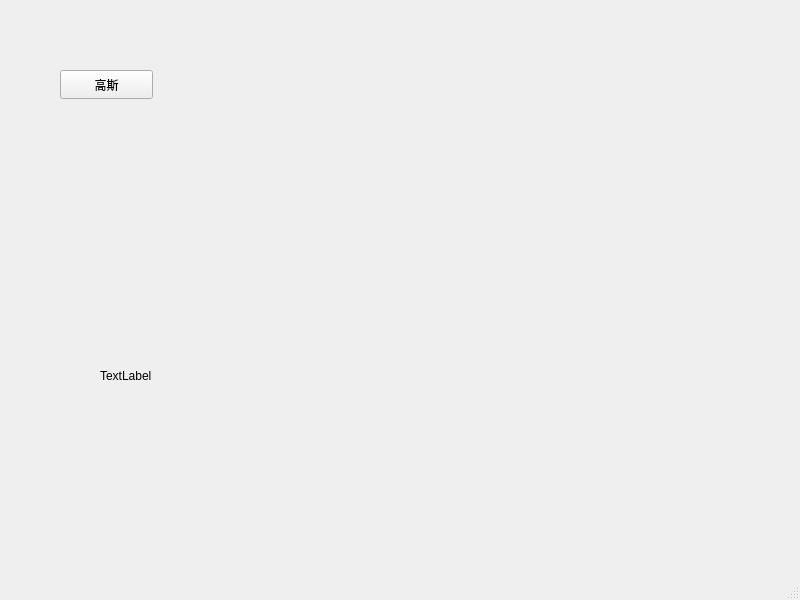
First picture: the form in mainwindow.ui, repository jachingooo/kittyzone-aQtImageProcessProject, before the edit.
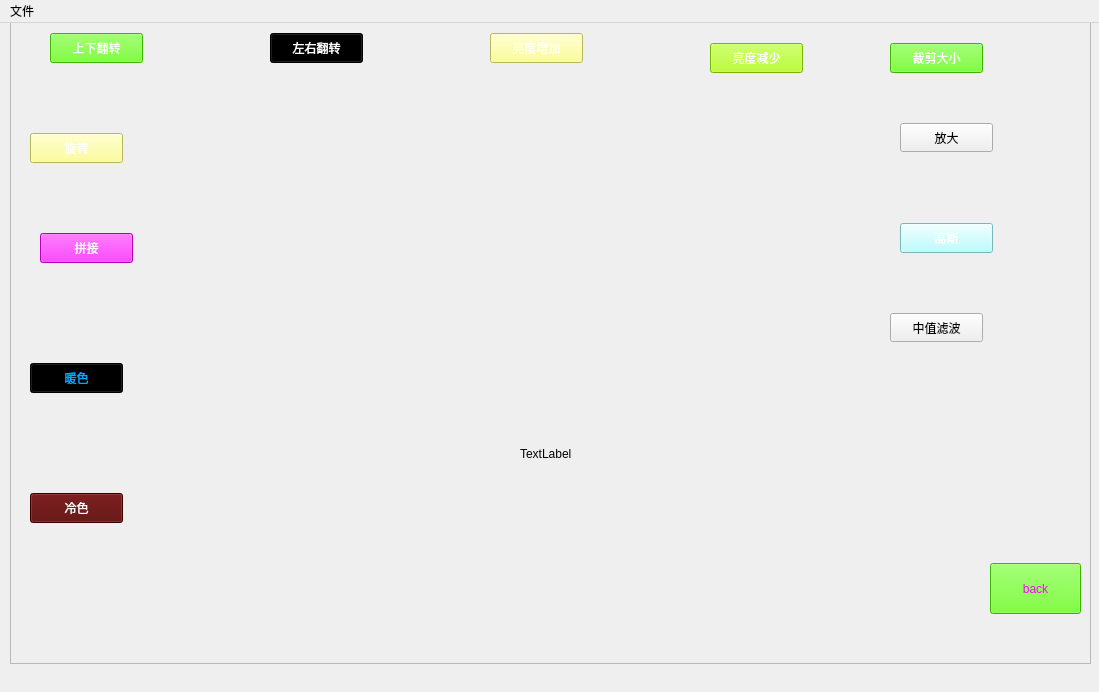
Second picture: the form after the edit. Icons and pictures are not drawn.

The edit to the form file:
```diff
--- a/mainwindow.ui
+++ b/mainwindow.ui
@@ -6,39 +6,342 @@
    <rect>
     <x>0</x>
     <y>0</y>
-    <width>800</width>
-    <height>600</height>
+    <width>1099</width>
+    <height>692</height>
    </rect>
   </property>
   <property name="windowTitle">
    <string>MainWindow</string>
   </property>
+  <property name="styleSheet">
+   <string notr="true">#MainWindow{
+	border-image: url(:/backgroud/image/d2768e4ea47d92877faddcbf67e94367.jpeg);
+}</string>
+  </property>
   <widget class="QWidget" name="centralwidget">
-   <widget class="QPushButton" name="button_guassion">
+   <widget class="QFrame" name="frame">
     <property name="geometry">
      <rect>
-      <x>60</x>
-      <y>70</y>
-      <width>93</width>
-      <height>29</height>
+      <x>10</x>
+      <y>-30</y>
+      <width>1081</width>
+      <height>671</height>
      </rect>
     </property>
-    <property name="text">
-     <string>高斯</string>
+    <property name="styleSheet">
+     <string notr="true">background-image: url(:/1.jpg);</string>
     </property>
-   </widget>
-   <widget class="QLabel" name="label">
-    <property name="geometry">
-     <rect>
-      <x>100</x>
-      <y>220</y>
-      <width>591</width>
-      <height>311</height>
-     </rect>
+    <property name="frameShape">
+     <enum>QFrame::StyledPanel</enum>
     </property>
-    <property name="text">
-     <string>TextLabel</string>
+    <property name="frameShadow">
+     <enum>QFrame::Raised</enum>
     </property>
+    <widget class="QLabel" name="label">
+     <property name="geometry">
+      <rect>
+       <x>170</x>
+       <y>280</y>
+       <width>351</width>
+       <height>351</height>
+      </rect>
+     </property>
+     <property name="styleSheet">
+      <string notr="true">background-image: url(:/backgroud/image/15.png);</string>
+     </property>
+     <property name="text">
+      <string/>
+     </property>
+    </widget>
+    <widget class="QPushButton" name="button_back">
+     <property name="geometry">
+      <rect>
+       <x>980</x>
+       <y>570</y>
+       <width>91</width>
+       <height>51</height>
+      </rect>
+     </property>
+     <property name="styleSheet">
+      <string notr="true">background-color: rgb(85, 255, 0);
+color: rgb(255,0, 255);</string>
+     </property>
+     <property name="text">
+      <string>back</string>
+     </property>
+    </widget>
+    <widget class="QPushButton" name="button_lightup">
+     <property name="geometry">
+      <rect>
+       <x>480</x>
+       <y>40</y>
+       <width>93</width>
+       <height>30</height>
+      </rect>
+     </property>
+     <property name="minimumSize">
+      <size>
+       <width>0</width>
+       <height>30</height>
+      </size>
+     </property>
+     <property name="styleSheet">
+      <string notr="true">background-color: rgb(255,255, 127);
+color: rgb(255, 255, 255);</string>
+     </property>
+     <property name="text">
+      <string>亮度增加</string>
+     </property>
+    </widget>
+    <widget class="QPushButton" name="button_guassion">
+     <property name="geometry">
+      <rect>
+       <x>890</x>
+       <y>230</y>
+       <width>93</width>
+       <height>30</height>
+      </rect>
+     </property>
+     <property name="minimumSize">
+      <size>
+       <width>0</width>
+       <height>30</height>
+      </size>
+     </property>
+     <property name="styleSheet">
+      <string notr="true">background-color: rgb(170, 255, 255);
+color: rgb(255, 255, 255);</string>
+     </property>
+     <property name="text">
+      <string>高斯</string>
+     </property>
+    </widget>
+    <widget class="QPushButton" name="button_flipupdown">
+     <property name="geometry">
+      <rect>
+       <x>40</x>
+       <y>40</y>
+       <width>93</width>
+       <height>30</height>
+      </rect>
+     </property>
+     <property name="minimumSize">
+      <size>
+       <width>0</width>
+       <height>30</height>
+      </size>
+     </property>
+     <property name="styleSheet">
+      <string notr="true">background-color: rgb(85, 255, 0);
+color: rgb(255, 255, 255);</string>
+     </property>
+     <property name="text">
+      <string>上下翻转</string>
+     </property>
+    </widget>
+    <widget class="QPushButton" name="button_lightdown">
+     <property name="geometry">
+      <rect>
+       <x>700</x>
+       <y>50</y>
+       <width>93</width>
+       <height>30</height>
+      </rect>
+     </property>
+     <property name="minimumSize">
+      <size>
+       <width>0</width>
+       <height>30</height>
+      </size>
+     </property>
+     <property name="styleSheet">
+      <string notr="true">background-color: rgb(170, 255, 0);
+color: rgb(255, 255, 255);</string>
+     </property>
+     <property name="text">
+      <string>亮度减少</string>
+     </property>
+    </widget>
+    <widget class="QPushButton" name="button_flipleftright">
+     <property name="geometry">
+      <rect>
+       <x>260</x>
+       <y>40</y>
+       <width>93</width>
+       <height>30</height>
+      </rect>
+     </property>
+     <property name="minimumSize">
+      <size>
+       <width>0</width>
+       <height>30</height>
+      </size>
+     </property>
+     <property name="styleSheet">
+      <string notr="true">background-color: rgb(0, 0, 0);
+color: rgb(255, 255, 255);</string>
+     </property>
+     <property name="text">
+      <string>左右翻转</string>
+     </property>
+    </widget>
+    <widget class="QPushButton" name="button_cat">
+     <property name="geometry">
+      <rect>
+       <x>30</x>
+       <y>240</y>
+       <width>93</width>
+       <height>30</height>
+      </rect>
+     </property>
+     <property name="minimumSize">
+      <size>
+       <width>0</width>
+       <height>30</height>
+      </size>
+     </property>
+     <property name="styleSheet">
+      <string notr="true">background-color: rgb(255, 0, 255);
+color: rgb(255, 255, 255);</string>
+     </property>
+     <property name="text">
+      <string>拼接</string>
+     </property>
+    </widget>
+    <widget class="QPushButton" name="button_cut">
+     <property name="geometry">
+      <rect>
+       <x>880</x>
+       <y>50</y>
+       <width>93</width>
+       <height>30</height>
+      </rect>
+     </property>
+     <property name="minimumSize">
+      <size>
+       <width>0</width>
+       <height>30</height>
+      </size>
+     </property>
+     <property name="styleSheet">
+      <string notr="true">background-color: rgb(85, 255, 0);
+color: rgb(255, 255, 255);</string>
+     </property>
+     <property name="text">
+      <string>裁剪大小</string>
+     </property>
+    </widget>
+    <widget class="QPushButton" name="rotate">
+     <property name="geometry">
+      <rect>
+       <x>20</x>
+       <y>140</y>
+       <width>93</width>
+       <height>30</height>
+      </rect>
+     </property>
+     <property name="minimumSize">
+      <size>
+       <width>0</width>
+       <height>30</height>
+      </size>
+     </property>
+     <property name="styleSheet">
+      <string notr="true">background-color: rgb(255, 255, 127);
+color: rgb(255, 255, 255);</string>
+     </property>
+     <property name="text">
+      <string>旋转</string>
+     </property>
+    </widget>
+    <widget class="QPushButton" name="button_cold">
+     <property name="geometry">
+      <rect>
+       <x>20</x>
+       <y>500</y>
+       <width>93</width>
+       <height>30</height>
+      </rect>
+     </property>
+     <property name="minimumSize">
+      <size>
+       <width>0</width>
+       <height>30</height>
+      </size>
+     </property>
+     <property name="styleSheet">
+      <string notr="true">background-color: rgb(85, 0, 0);
+color: rgb(255, 255, 255);</string>
+     </property>
+     <property name="text">
+      <string>冷色</string>
+     </property>
+    </widget>
+    <widget class="QPushButton" name="button_warm">
+     <property name="geometry">
+      <rect>
+       <x>20</x>
+       <y>370</y>
+       <width>93</width>
+       <height>30</height>
+      </rect>
+     </property>
+     <property name="minimumSize">
+      <size>
+       <width>0</width>
+       <height>30</height>
+      </size>
+     </property>
+     <property name="styleSheet">
+      <string notr="true">background-color: rgb(0, 0, 0);
+color: rgb(0, 170, 255);</string>
+     </property>
+     <property name="text">
+      <string>暖色</string>
+     </property>
+    </widget>
+    <widget class="QPushButton" name="button_big">
+     <property name="geometry">
+      <rect>
+       <x>890</x>
+       <y>130</y>
+       <width>93</width>
+       <height>29</height>
+      </rect>
+     </property>
+     <property name="text">
+      <string>放大</string>
+     </property>
+    </widget>
+    <widget class="QLabel" name="label_2">
+     <property name="geometry">
+      <rect>
+       <x>510</x>
+       <y>280</y>
+       <width>351</width>
+       <height>361</height>
+      </rect>
+     </property>
+     <property name="styleSheet">
+      <string notr="true">background-image: url(:/backgroud/image/15.png);</string>
+     </property>
+     <property name="text">
+      <string>TextLabel</string>
+     </property>
+    </widget>
+    <widget class="QPushButton" name="button_media">
+     <property name="geometry">
+      <rect>
+       <x>880</x>
+       <y>320</y>
+       <width>93</width>
+       <height>29</height>
+      </rect>
+     </property>
+     <property name="text">
+      <string>中值滤波</string>
+     </property>
+    </widget>
    </widget>
   </widget>
   <widget class="QMenuBar" name="menubar">
@@ -46,12 +349,38 @@
     <rect>
      <x>0</x>
      <y>0</y>
-     <width>800</width>
+     <width>1099</width>
      <height>26</height>
     </rect>
    </property>
+   <property name="minimumSize">
+    <size>
+     <width>0</width>
+     <height>0</height>
+    </size>
+   </property>
+   <widget class="QMenu" name="file">
+    <property name="tearOffEnabled">
+     <bool>false</bool>
+    </property>
+    <property name="title">
+     <string>文件</string>
+    </property>
+    <addaction name="actionopen"/>
+    <addaction name="actionsave"/>
+   </widget>
+   <addaction name="file"/>
   </widget>
-  <widget class="QStatusBar" name="statusbar"/>
+  <action name="actionopen">
+   <property name="text">
+    <string>input</string>
+   </property>
+  </action>
+  <action name="actionsave">
+   <property name="text">
+    <string>close</string>
+   </property>
+  </action>
  </widget>
  <resources/>
  <connections/>
```
